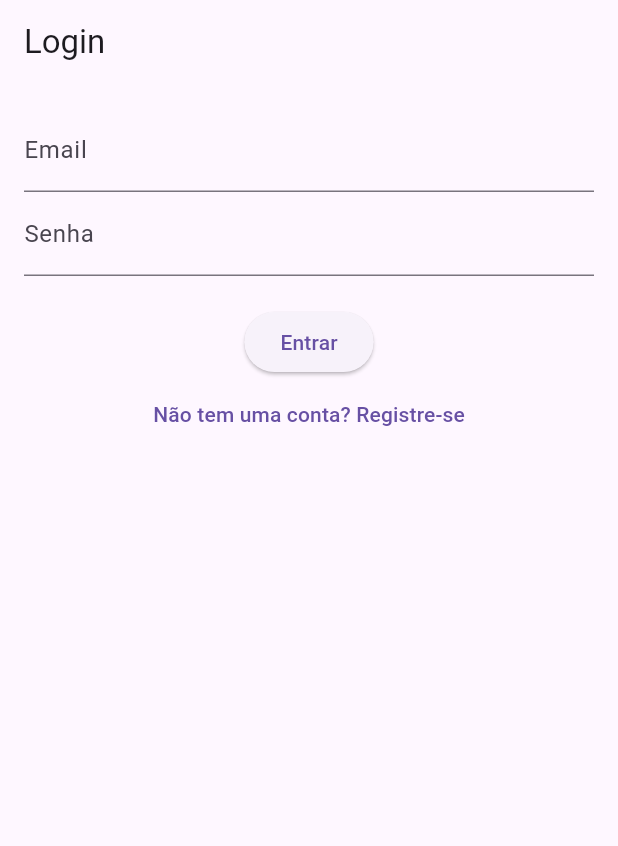
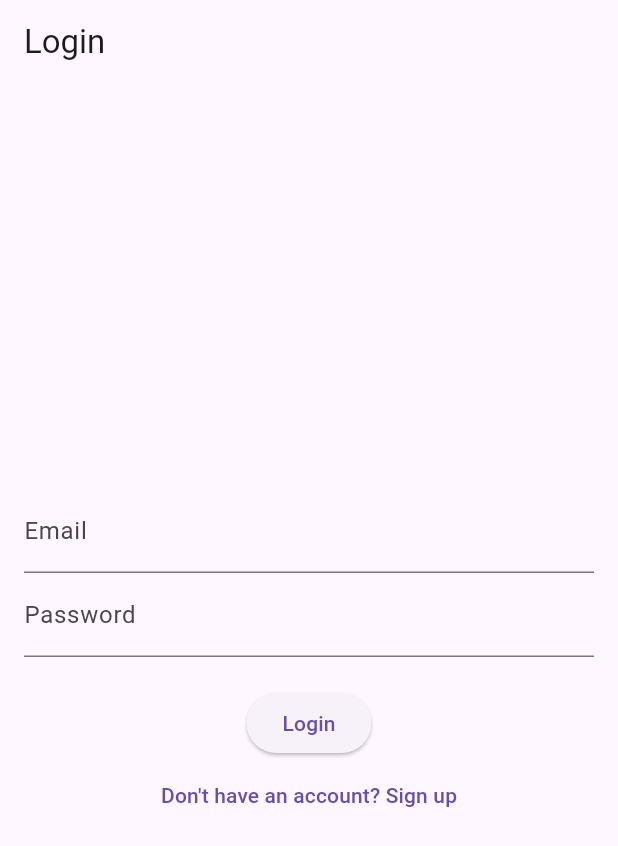
Before and after one commit to ArthurLanna36/password_manager, a Flutter app: the screen it shows after launch, on a phone screen of 412 x 824 dp. Shown: the top 846 px of the screen. Run offline on Flutter 3.47's test engine with Material 3 defaults, Android fonts, the phone set to English and light mode, and no system bars; our stand-ins replace firebase_auth, firebase_core; accounts and stored records are empty.

```diff
--- a/lib/home_page.dart
+++ b/lib/home_page.dart
@@ -10,10 +10,10 @@ class HomePage extends StatelessWidget {
 
     return Scaffold(
       appBar: AppBar(
-        title: Text("Home Page"),
+        title: const Text("Home Page"),
         actions: [
           IconButton(
-            icon: Icon(Icons.logout),
+            icon: const Icon(Icons.logout),
             onPressed: () async {
               await FirebaseAuth.instance.signOut();
             },
--- a/lib/login_page.dart
+++ b/lib/login_page.dart
@@ -6,7 +6,7 @@ class LoginPage extends StatefulWidget {
   const LoginPage({super.key});
 
   @override
-  _LoginPageState createState() => _LoginPageState();
+  State<LoginPage> createState() => _LoginPageState();
 }
 
 class _LoginPageState extends State<LoginPage> {
@@ -21,43 +21,46 @@ class _LoginPageState extends State<LoginPage> {
         password: _passwordController.text,
       );
     } on FirebaseAuthException catch (e) {
-      ScaffoldMessenger.of(context).showSnackBar(
-        SnackBar(content: Text(e.message ?? "Erro desconhecido")),
-      );
+      if (mounted) {
+        ScaffoldMessenger.of(context).showSnackBar(
+          SnackBar(content: Text(e.message ?? "An unknown error occurred")),
+        );
+      }
     }
   }
 
   @override
   Widget build(BuildContext context) {
     return Scaffold(
-      appBar: AppBar(title: Text("Login")),
+      appBar: AppBar(title: const Text("Login")),
       body: Padding(
         padding: const EdgeInsets.all(16.0),
         child: Column(
+          mainAxisAlignment: MainAxisAlignment.center,
           children: [
             TextField(
               controller: _emailController,
-              decoration: InputDecoration(labelText: 'Email'),
+              decoration: const InputDecoration(labelText: 'Email'),
               keyboardType: TextInputType.emailAddress,
             ),
             TextField(
               controller: _passwordController,
-              decoration: InputDecoration(labelText: 'Senha'),
+              decoration: const InputDecoration(labelText: 'Password'),
               obscureText: true,
             ),
-            SizedBox(height: 20),
+            const SizedBox(height: 20),
             ElevatedButton(
               onPressed: _login,
-              child: Text('Entrar'),
+              child: const Text('Login'),
             ),
             TextButton(
               onPressed: () {
                 Navigator.push(
                   context,
-                  MaterialPageRoute(builder: (context) => SignupPage()),
+                  MaterialPageRoute(builder: (context) => const SignupPage()),
                 );
               },
-              child: Text('Não tem uma conta? Registre-se'),
+              child: const Text('Don\'t have an account? Sign up'),
             ),
           ],
         ),
```
Also changed, not shown: lib/main.dart (+42 -3 lines), lib/password_generator_page.dart (+28 -17 lines), lib/signup_page.dart (+15 -10 lines).
